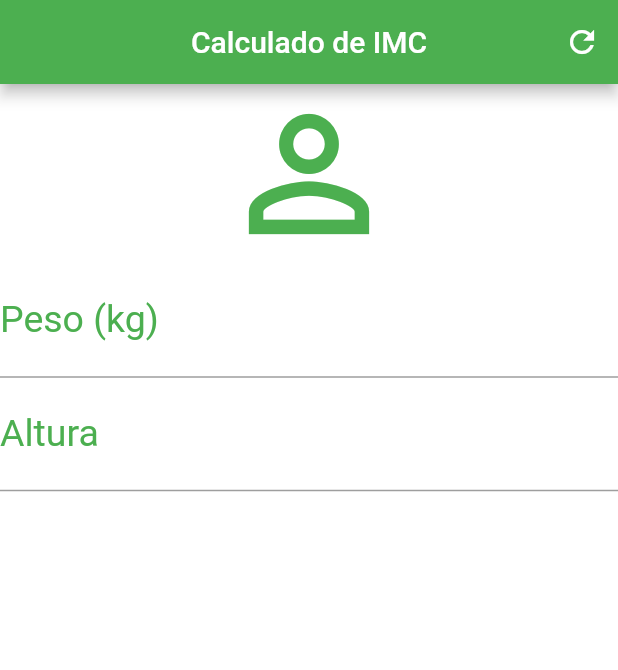
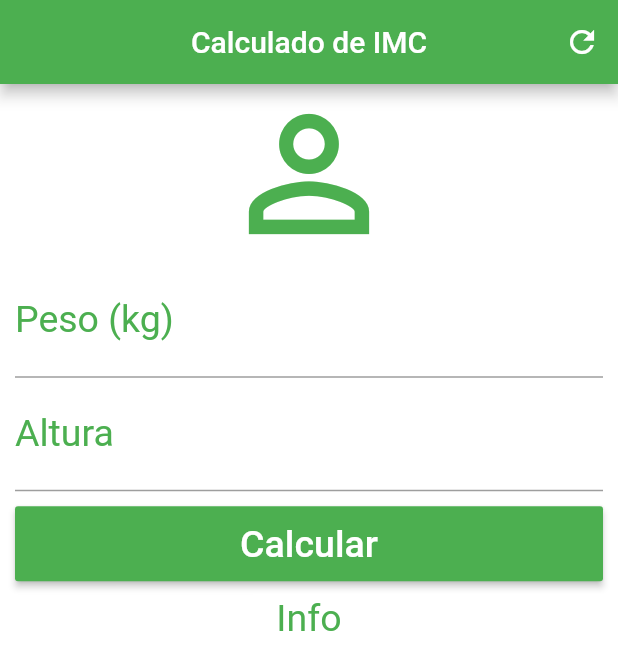
Before and after one commit to felipefabricio31/calculadora-imc-flutter, a Flutter app: the screen it shows after launch, on a phone screen of 412 x 824 dp. Shown: the top 670 px of the screen. Run offline on Flutter 3.47's test engine with Material 2 defaults, Android fonts, the phone set to English and light mode, and no system bars.

Commit message:
Implementando o ScrollView e RaisenButton no layout.

```diff
--- a/lib/main.dart
+++ b/lib/main.dart
@@ -27,7 +27,9 @@ class _HomeState extends State<Home> {
           ],
         ),
         backgroundColor: Colors.white,
-      body: Column(
+        body: SingleChildScrollView(
+          padding: EdgeInsets.fromLTRB(10, 0, 10, 0),
+          child: Column(
             crossAxisAlignment: CrossAxisAlignment.stretch,
             children: <Widget>[
               Icon(
@@ -50,9 +52,28 @@ class _HomeState extends State<Home> {
                     labelStyle: TextStyle(color: Colors.green)),
                 textAlign: TextAlign.center,
                 style: TextStyle(color: Colors.green, fontSize: 25.0),
+              ),
+              Padding(
+                padding: EdgeInsets.only(top: 10.0, bottom: 10.0),
+                child: Container(
+                  height: 50.0,
+                  child: RaisedButton(
+                    color: Colors.green,
+                    child: Text(
+                      "Calcular",
+                      style: TextStyle(color: Colors.white, fontSize: 25.0),
+                    ),
+                    onPressed: () {},
+                  ),
+                ),
+              ),
+              Text(
+                "Info",
+                textAlign: TextAlign.center,
+                style: TextStyle(color: Colors.green, fontSize: 25.0),
               )
             ],
           ),
-    );
+        ));
   }
 }
```
Lines whose indentation alone changed are shown as unchanged.
